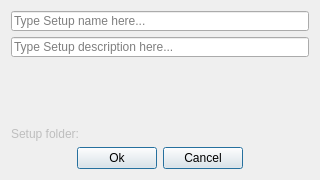
The window that titan/ui/setup_form.ui (Fijishi-Enterprises/GENO-Energy-Optimization) describes before a commit, drawn with Qt 5.
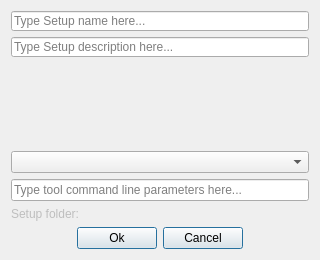
The same window after the commit.

Commit message: Tool can now be added to created Setups. Setups with tools can now be saved and loaded.

The edit to the form file:
```diff
--- a/titan/ui/setup_form.ui
+++ b/titan/ui/setup_form.ui
@@ -10,7 +10,7 @@
     <x>0</x>
     <y>0</y>
     <width>320</width>
-    <height>180</height>
+    <height>260</height>
    </rect>
   </property>
   <property name="sizePolicy">
@@ -92,7 +92,7 @@
      </property>
     </widget>
    </item>
-   <item row="3" column="0">
+   <item row="5" column="0">
     <layout class="QVBoxLayout" name="verticalLayout">
      <item>
       <widget class="QLabel" name="label_setup_folder">
@@ -180,6 +180,20 @@
      </item>
     </layout>
    </item>
+   <item row="3" column="0">
+    <widget class="QComboBox" name="comboBox_tool">
+     <property name="toolTip">
+      <string>&lt;html&gt;&lt;head/&gt;&lt;body&gt;&lt;p&gt;Select tool&lt;/p&gt;&lt;/body&gt;&lt;/html&gt;</string>
+     </property>
+    </widget>
+   </item>
+   <item row="4" column="0">
+    <widget class="QLineEdit" name="lineEdit_cmdline_params">
+     <property name="placeholderText">
+      <string>Type tool command line parameters here...</string>
+     </property>
+    </widget>
+   </item>
   </layout>
  </widget>
  <tabstops>
```
Left out of the diff: 2 changed lines with no effect on the pictures. The commit also changes 4 other files.
